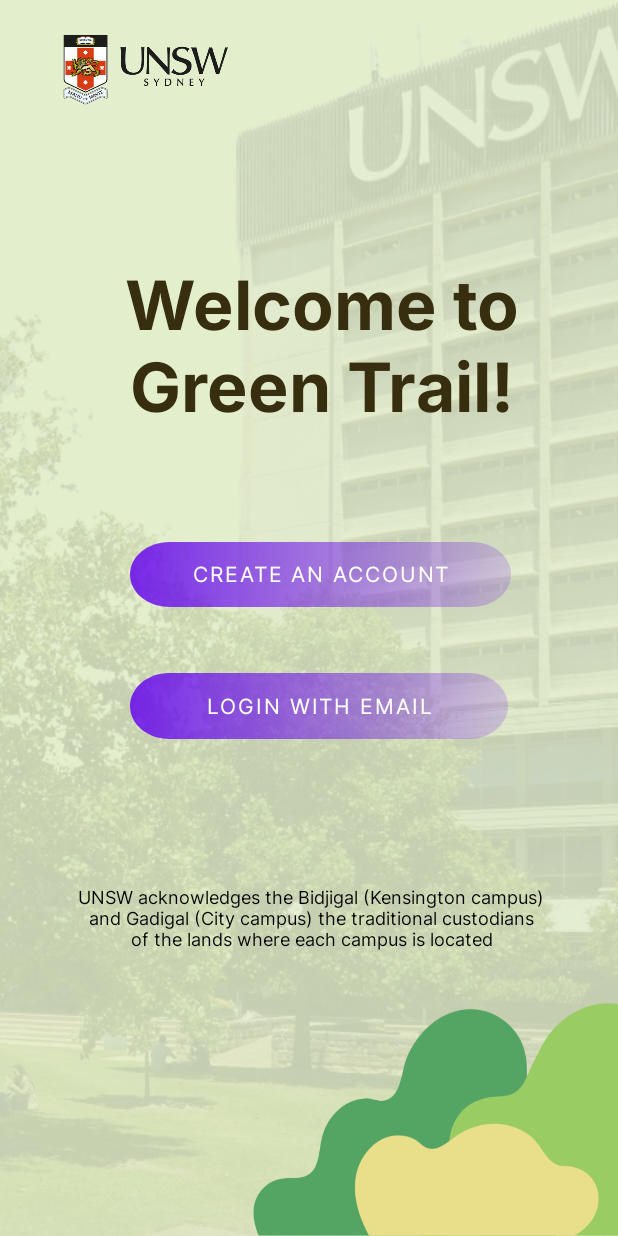
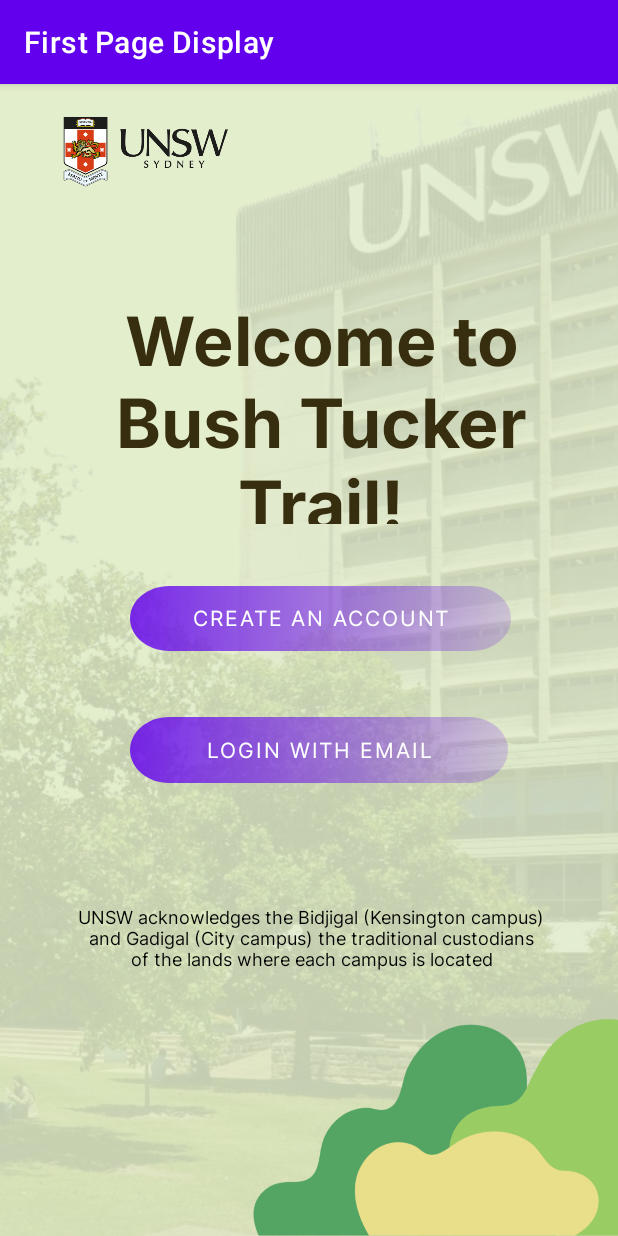
Before and after one commit to austinlau1/INFS3605GroupProjectNew, an Android app: the screen it shows after launch (WelcomeActivity), on a phone screen of 412 x 824 dp. Run offline under Robolectric (Android 15) with nearby library versions, the phone set to English and light mode, and no system bars.

Commit message:
UI Design for Welcoming Page - Greet user and Prompt user to login or create an account
Font used for headings: Inter Bold
Font used for acknowledgemet text: Inter
Font used for both buttons: Inter

Colour used for heading:#372D0F
App Background color: E3EECD

Background was designed by Canva

Issue: Needs to figure out how to change button colour

```diff
--- a/app/src/main/res/values/strings.xml
+++ b/app/src/main/res/values/strings.xml
@@ -3,5 +3,5 @@
     <!-- TODO: Remove or change this placeholder text -->
     <string name="hello_blank_fragment">Hello blank fragment</string>
     <string name="app_ackdes">UNSW acknowledges the Bidjigal (Kensington campus) and Gadigal (City campus) the traditional custodians of the lands where each campus is located </string>
-    <string name="welcome_text">Welcome to Green Trail! </string>
+    <string name="welcome_text">Welcome to Bush Tucker Trail! </string>
 </resources>
--- a/app/src/main/res/values/themes.xml
+++ b/app/src/main/res/values/themes.xml
@@ -1,6 +1,6 @@
 <resources xmlns:tools="http://schemas.android.com/tools">
     <!-- Base application theme. -->
-    <style name="Theme.INFS3605GroupProjectNew" parent="Theme.MaterialComponents.DayNight.NoActionBar">
+    <style name="Theme.INFS3605GroupProjectNew" parent="Theme.MaterialComponents.DayNight.DarkActionBar">
         <!-- Primary brand color. -->
         <item name="colorPrimary">@color/purple_500</item>
         <item name="colorPrimaryVariant">@color/purple_700</item>
```
